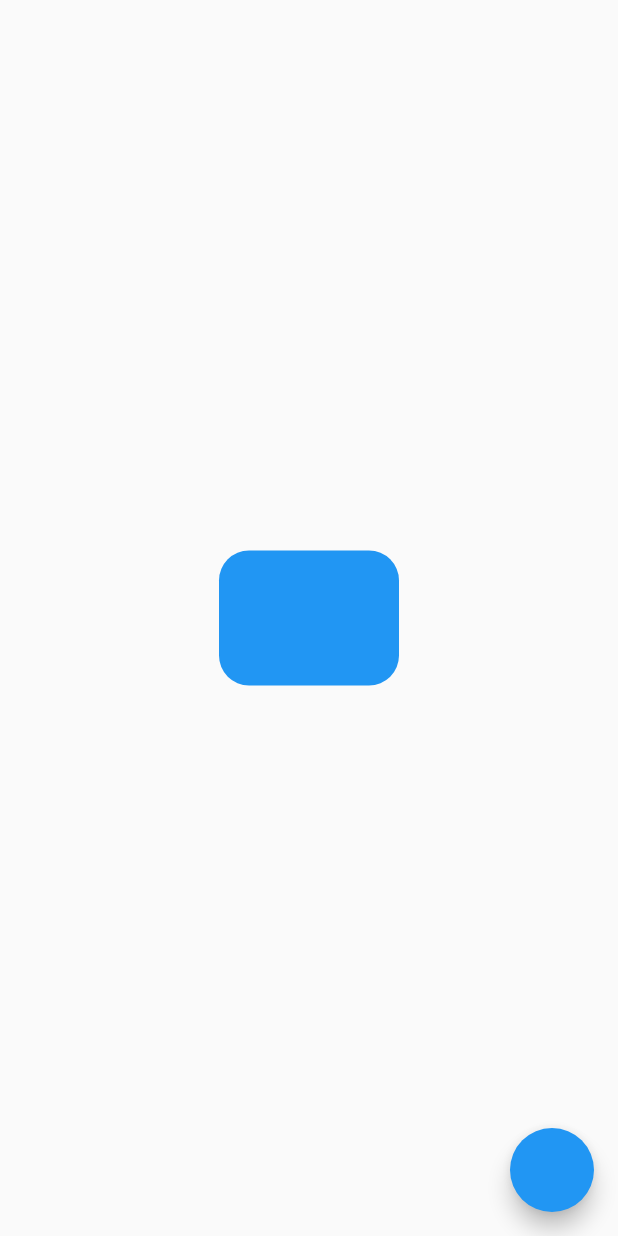
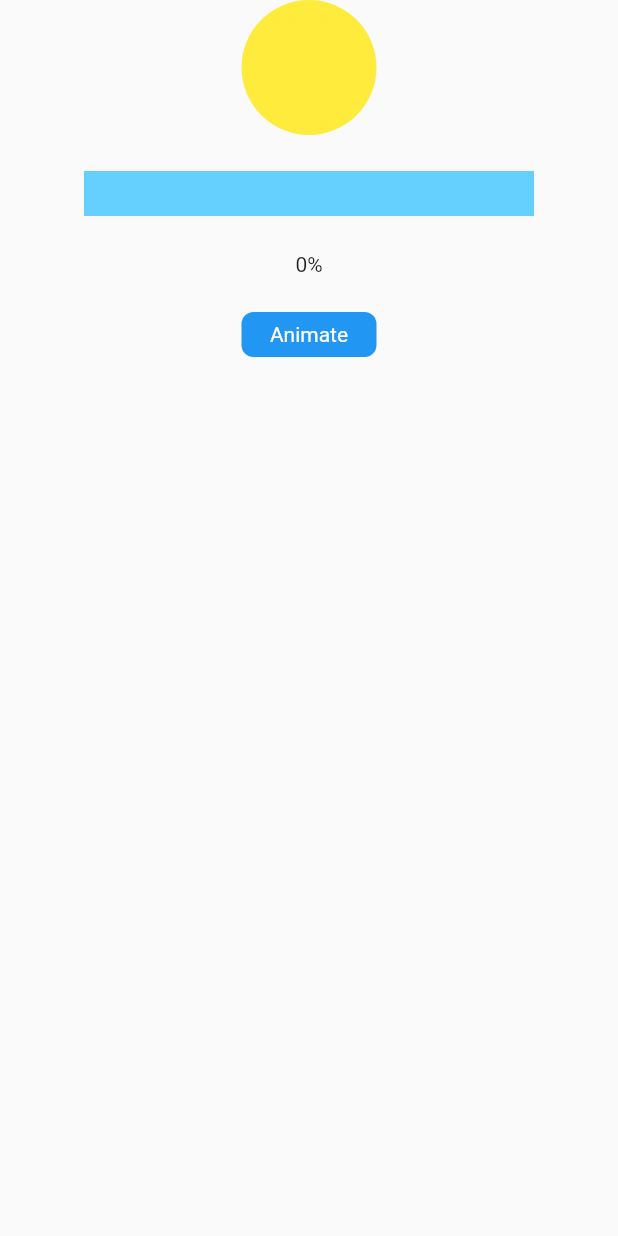
Before and after one commit to ahadjonovss/animations_sample, a Flutter app: the screen it shows after launch, on a phone screen of 412 x 824 dp. Run offline on Flutter 3.47's test engine with Material 2 defaults, Android fonts, the phone set to English and light mode, and no system bars.

Commit message:
Done: Fifth task done

```diff
--- a/lib/main.dart
+++ b/lib/main.dart
@@ -1,4 +1,5 @@
 import 'package:animations/preparing/first_animation.dart';
+import 'package:animations/tasks/fifth_task.dart';
 import 'package:animations/tasks/first_task.dart';
 import 'package:animations/tasks/fourth_task.dart';
 import 'package:animations/tasks/second_task.dart';
@@ -21,7 +22,7 @@ class MyApp extends StatelessWidget {
       theme: ThemeData(
         primarySwatch: Colors.blue,
       ),
-      home: FourthTask()
+      home: FifthTask()
     );
   }
 }
--- /dev/null
+++ b/lib/tasks/fifth_task.dart
@@ -0,0 +1,102 @@
+import 'package:flutter/material.dart';
+import 'dart:math';
+
+class FifthTask extends StatefulWidget {
+  const FifthTask({Key? key}) : super(key: key);
+
+  @override
+  State<FifthTask> createState() => _FifthTaskState();
+}
+
+class _FifthTaskState extends State<FifthTask> {
+  int percent=0;
+  Color color = Colors.yellow;
+  @override
+  Widget build(BuildContext context) {
+    return Scaffold(
+      body: SafeArea(
+        child: SizedBox(
+          height: MediaQuery.of(context).size.height,
+          width: MediaQuery.of(context).size.width,
+          child: Column(
+            children: [
+              AnimatedContainer(
+                height: 90,
+                width: 90,
+                decoration: BoxDecoration(
+                  shape: BoxShape.circle,
+                  color: color
+                ), duration: Duration(seconds: 1),
+              ),
+              const SizedBox(height: 24,),
+              SizedBox(
+                height: 30,
+                width: 300,
+                child: Row(
+                 mainAxisAlignment: MainAxisAlignment.start,
+                  children: [
+                    AnimatedContainer(
+                      height: 30,
+                      width: percent*3.toDouble(),
+                      color: Colors.blue,
+                      duration: Duration(milliseconds: 800),
+                    ),
+                    Expanded(
+                      child: Container(
+                        color: Colors.lightBlueAccent.withOpacity(0.8)
+
+                      ),
+                    )
+                  ],
+                ),
+              ),
+              SizedBox(height: 24,),
+              Text(percent!=100?"$percent%":"Done!"),
+              SizedBox(height: 24,),
+              InkWell(
+                child: Container(
+                 width: 90,
+                  height: 30,
+                  decoration: BoxDecoration(
+                    borderRadius: BorderRadius.circular(8),
+                    color: Colors.blue,
+                  ),
+                  child: Center(child: Text("Animate",style: TextStyle(color: Colors.white),))
+                  ,
+                ),
+                onTap: (){
+                  color = Color((Random().nextDouble() * 0xFFFFFF).toInt())
+                      .withOpacity(1.0);
+                  bool isFound=true;
+                    while(isFound){
+                      int minus=100-percent;
+                      int nextpercent=Random().nextInt(percent+(percent>95?minus:18));
+                      if(nextpercent>percent+5 && nextpercent<101){
+                        percent=nextpercent;
+                        isFound=false;
+                        setState((){});
+                      }
+                      if(percent==100){
+                        percent=0;
+                        isFound=false;
+                        setState(() {});
+                      }
+                      if(percent>95){
+                        percent=100;
+                        isFound=false;
+                        setState(() {
+                        });
+                      }
+
+                    }
+
+                  }
+              )
+            ],
+          ),
+
+        ),
+      ),
+    );
+  }
+}
```
